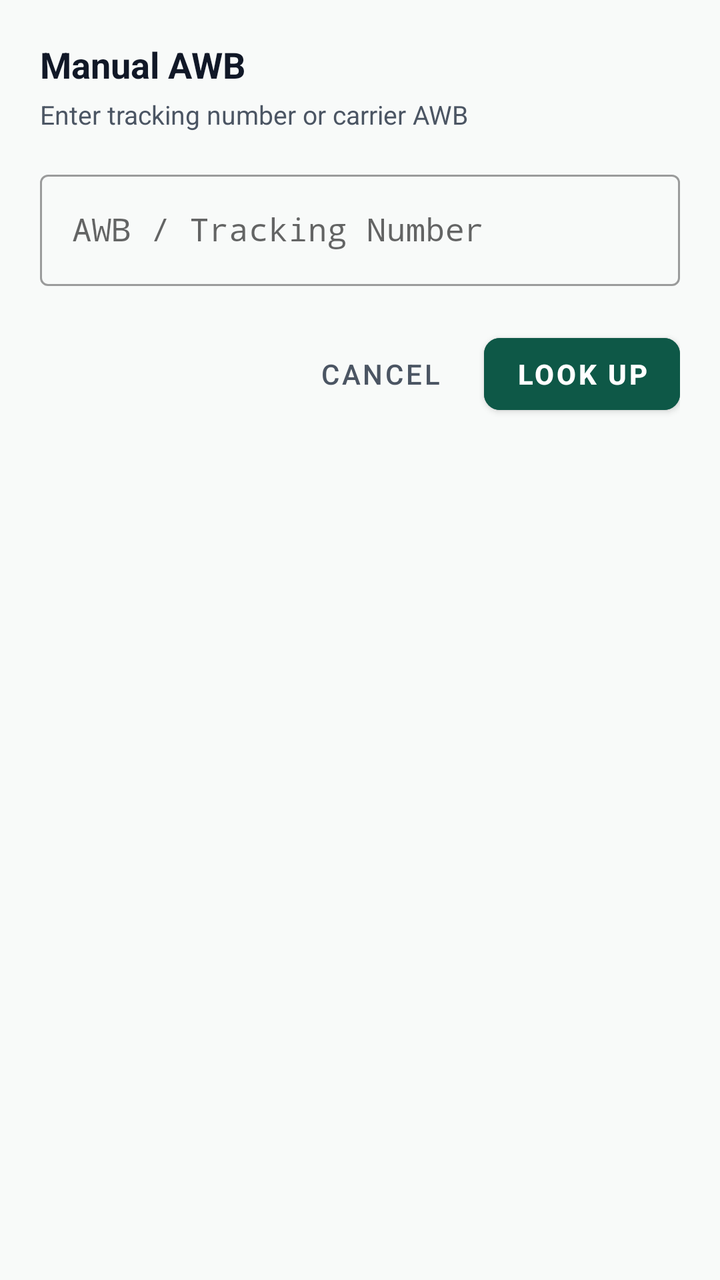
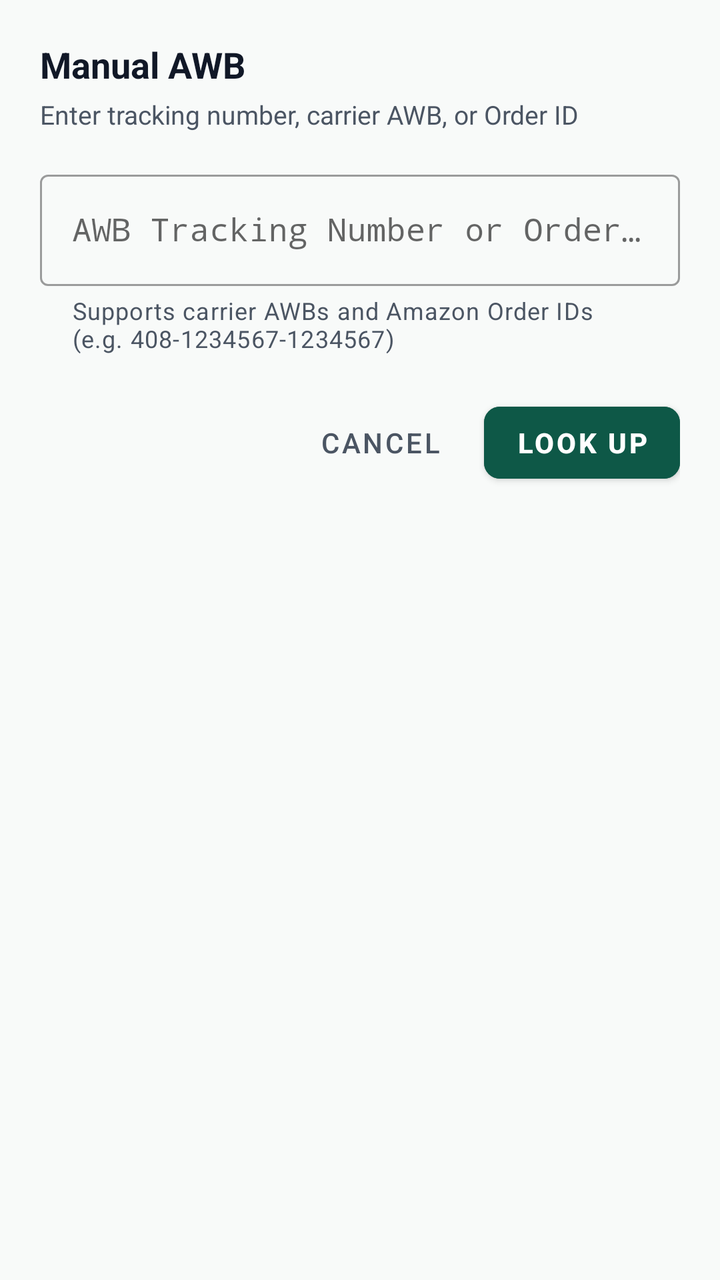

Screens rendered from an Android XML layout before and after an edit, with the pre-edit source and the edit as a unified diff.
<!-- AndroidManifest.xml: application theme Theme.ReturnScan -->
<!-- res/layout/dialog_manual_scan.xml -->
<?xml version="1.0" encoding="utf-8"?>
<LinearLayout xmlns:android="http://schemas.android.com/apk/res/android"
    xmlns:app="http://schemas.android.com/apk/res-auto"
    android:layout_width="match_parent"
    android:layout_height="wrap_content"
    android:orientation="vertical"
    android:padding="20dp">

    <TextView
        android:layout_width="wrap_content"
        android:layout_height="wrap_content"
        android:text="@string/manual_entry"
        android:textColor="@color/text_primary"
        android:textSize="18sp"
        android:textStyle="bold" />

    <TextView
        android:layout_width="wrap_content"
        android:layout_height="wrap_content"
        android:layout_marginTop="4dp"
        android:text="Enter tracking number or carrier AWB"
        android:textColor="@color/text_secondary"
        android:textSize="13sp" />

    <com.google.android.material.textfield.TextInputLayout
        android:id="@+id/tilManualAwb"
        style="@style/Widget.MaterialComponents.TextInputLayout.OutlinedBox"
        android:layout_width="match_parent"
        android:layout_height="wrap_content"
        android:layout_marginTop="16dp"
        android:hint="AWB / Tracking Number"
        app:endIconMode="clear_text">

        <com.google.android.material.textfield.TextInputEditText
            android:id="@+id/etManualAwb"
            android:layout_width="match_parent"
            android:layout_height="wrap_content"
            android:fontFamily="monospace"
            android:inputType="textCapCharacters|textNoSuggestions"
            android:maxLines="1" />
    </com.google.android.material.textfield.TextInputLayout>

    <LinearLayout
        android:layout_width="match_parent"
        android:layout_height="wrap_content"
        android:layout_marginTop="20dp"
        android:gravity="end"
        android:orientation="horizontal">

        <com.google.android.material.button.MaterialButton
            android:id="@+id/btnCancelManual"
            style="@style/Widget.MaterialComponents.Button.TextButton"
            android:layout_width="wrap_content"
            android:layout_height="48dp"
            android:text="@string/btn_cancel"
            android:textColor="@color/text_secondary" />

        <com.google.android.material.button.MaterialButton
            android:id="@+id/btnSubmitManual"
            android:layout_width="wrap_content"
            android:layout_height="48dp"
            android:layout_marginStart="8dp"
            android:backgroundTint="@color/colorPrimary"
            android:text="Look Up"
            android:textColor="@color/text_on_primary"
            android:textStyle="bold"
            app:cornerRadius="8dp" />
    </LinearLayout>
</LinearLayout>
<!-- resources referenced by this layout -->
<resources>
  <color name="colorPrimary">#0E5847</color>
  <color name="text_on_primary">#FFFFFF</color>
  <color name="text_primary">#111827</color>
  <color name="text_secondary">#4B5563</color>
  <string name="btn_cancel">Cancel</string>
  <string name="manual_entry">Manual AWB</string>
  <style name="Theme.ReturnScan" parent="Theme.MaterialComponents.Light.NoActionBar">
          <item name="colorPrimary">@color/colorPrimary</item>
          <item name="colorPrimaryDark">@color/colorPrimaryDark</item>
          <item name="colorAccent">@color/colorAccent</item>
          <item name="android:windowBackground">@color/background</item>
          <item name="android:statusBarColor">@color/colorPrimaryDark</item>
          <item name="android:navigationBarColor">@color/background</item>
      </style>
  <color name="colorPrimaryDark">#063B2F</color>
  <color name="colorAccent">#10B981</color>
  <color name="background">#F8FAF9</color>
</resources>

<!-- the commit's change to res/layout/dialog_manual_scan.xml (unified diff, before → after) -->
@@ -18,7 +18,7 @@
         android:layout_width="wrap_content"
         android:layout_height="wrap_content"
         android:layout_marginTop="4dp"
-        android:text="Enter tracking number or carrier AWB"
+        android:text="Enter tracking number, carrier AWB, or Order ID"
         android:textColor="@color/text_secondary"
         android:textSize="13sp" />
 
@@ -28,7 +28,9 @@
         android:layout_width="match_parent"
         android:layout_height="wrap_content"
         android:layout_marginTop="16dp"
-        android:hint="AWB / Tracking Number"
+        android:hint="AWB Tracking Number or Order ID"
+        app:helperText="Supports carrier AWBs and Amazon Order IDs (e.g. 408-1234567-1234567)"
+        app:helperTextTextColor="@color/text_secondary"
         app:endIconMode="clear_text">
 
         <com.google.android.material.textfield.TextInputEditText
